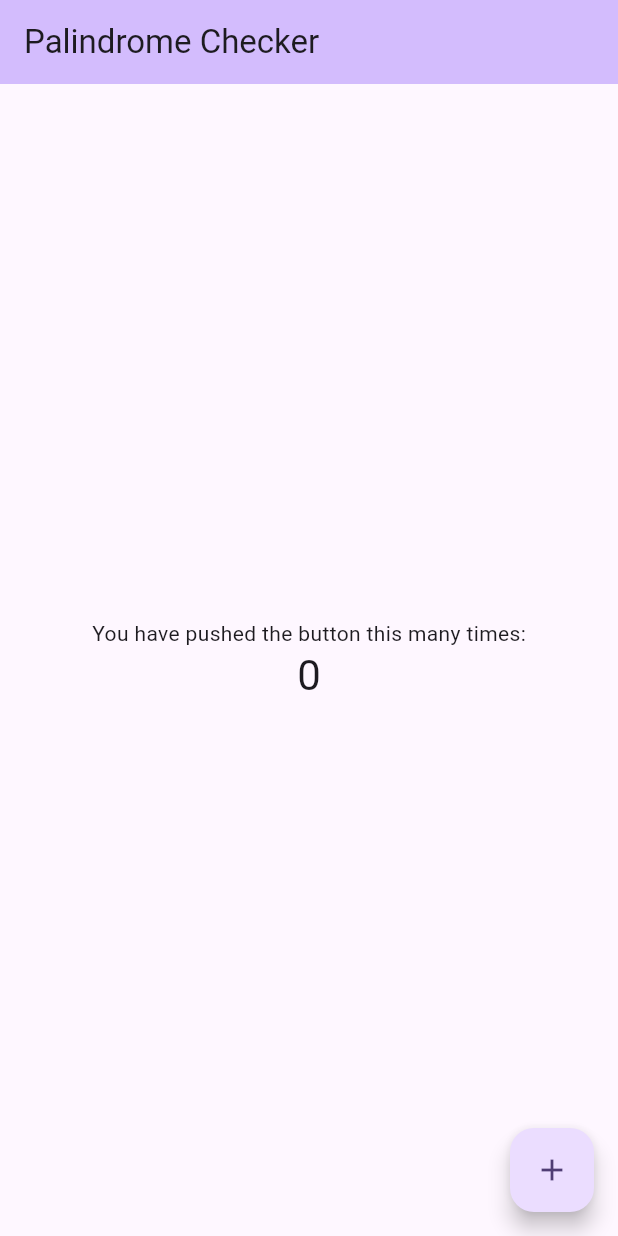
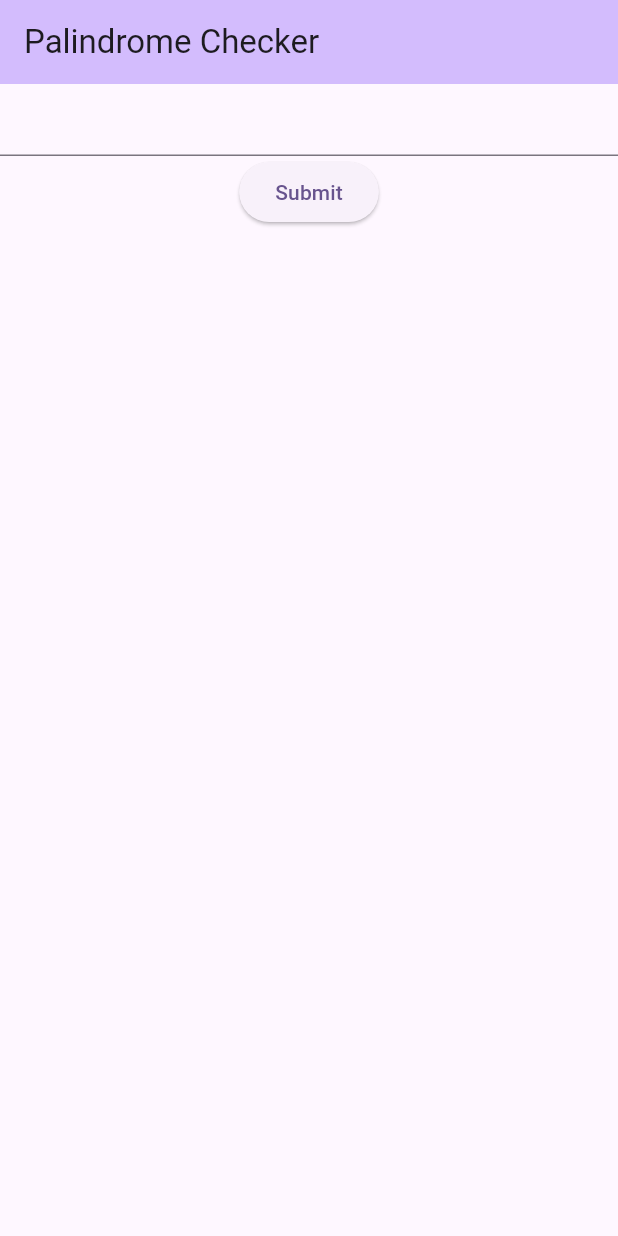
Before and after one commit to jojovibes/HerFuture_assesment, a Flutter app: the screen it shows after launch, on a phone screen of 412 x 824 dp. Run offline on Flutter 3.47's test engine with Material 3 defaults, Android fonts, the phone set to English and light mode, and no system bars.

Commit message:
create inputbox and submit button

```diff
--- a/palindrome_checker_app/lib/main.dart
+++ b/palindrome_checker_app/lib/main.dart
@@ -12,10 +12,9 @@ class MyApp extends StatelessWidget {
     return MaterialApp(
       title: 'Palindrome Checker',
       theme: ThemeData(
-
         colorScheme: ColorScheme.fromSeed(seedColor: Colors.deepPurple),
       ),
-      home: const MyHomePage(title: 'Palindrome Checker home page'),
+      home: const MyHomePage(),
     );
   }
 }
@@ -28,14 +27,13 @@ class MyHomePage extends StatefulWidget {
 }
 
 class _MyHomePageState extends State<MyHomePage> {
-  int _counter = 0;
+  final TextEditingController _controller = TextEditingController();
+  String _result = '';
 
-  void _incrementCounter() {
-    setState(() {
-
-      _counter++;
-    });
-  }
+   void _checkPalindrome() {
+    //function to check if the input is a palindrome
+    String input = _controller.text;
+   }
 
   @override
   Widget build(BuildContext context) {
@@ -45,24 +43,14 @@ class _MyHomePageState extends State<MyHomePage> {
         backgroundColor: Theme.of(context).colorScheme.inversePrimary,
         title: const Text('Palindrome Checker'),
       ),
-      body: Center(
-
-        child: Column(
-
-          mainAxisAlignment: MainAxisAlignment.center,
-          children: <Widget>[
-            const Text('You have pushed the button this many times:'),
-            Text(
-              '$_counter',
-              style: Theme.of(context).textTheme.headlineMedium,
-            ),
-          ],
-        ),
-      ),
-      floatingActionButton: FloatingActionButton(
-        onPressed: _incrementCounter,
-        tooltip: 'Increment',
-        child: const Icon(Icons.add),
+      body: Column(
+        children:[
+          TextField(
+            controller: _controller,
+          ),
+          ElevatedButton(onPressed: _checkPalindrome, child: const Text('Submit')),
+          Text(_result),
+        ],
       ),
     );
   }
```
